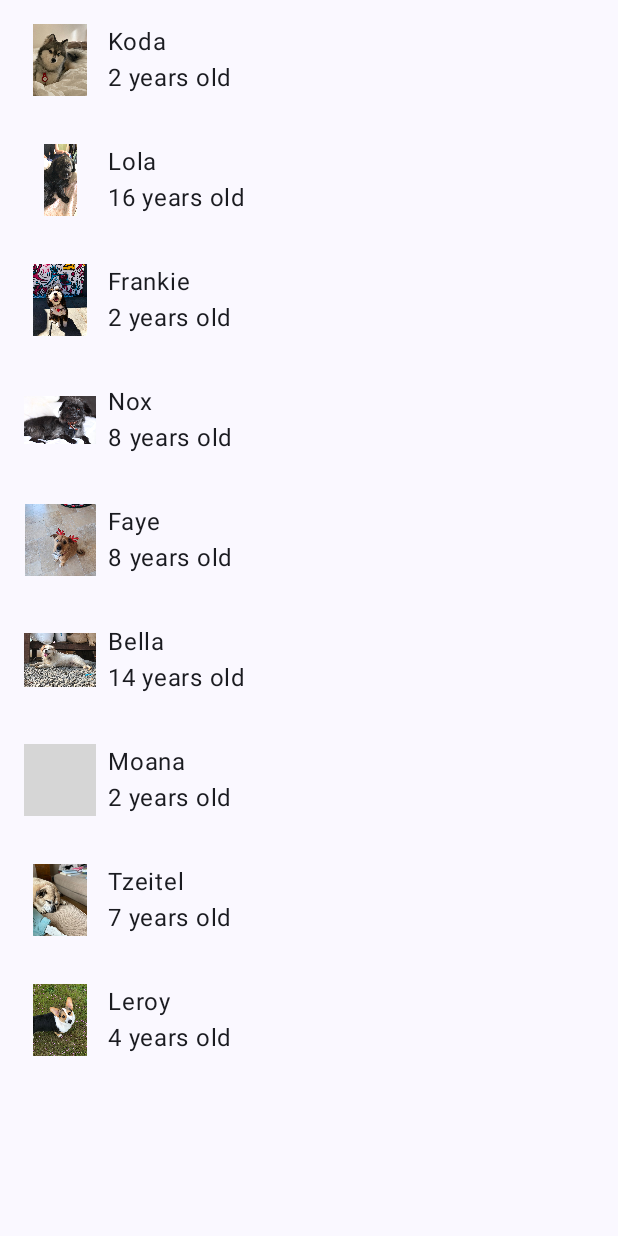
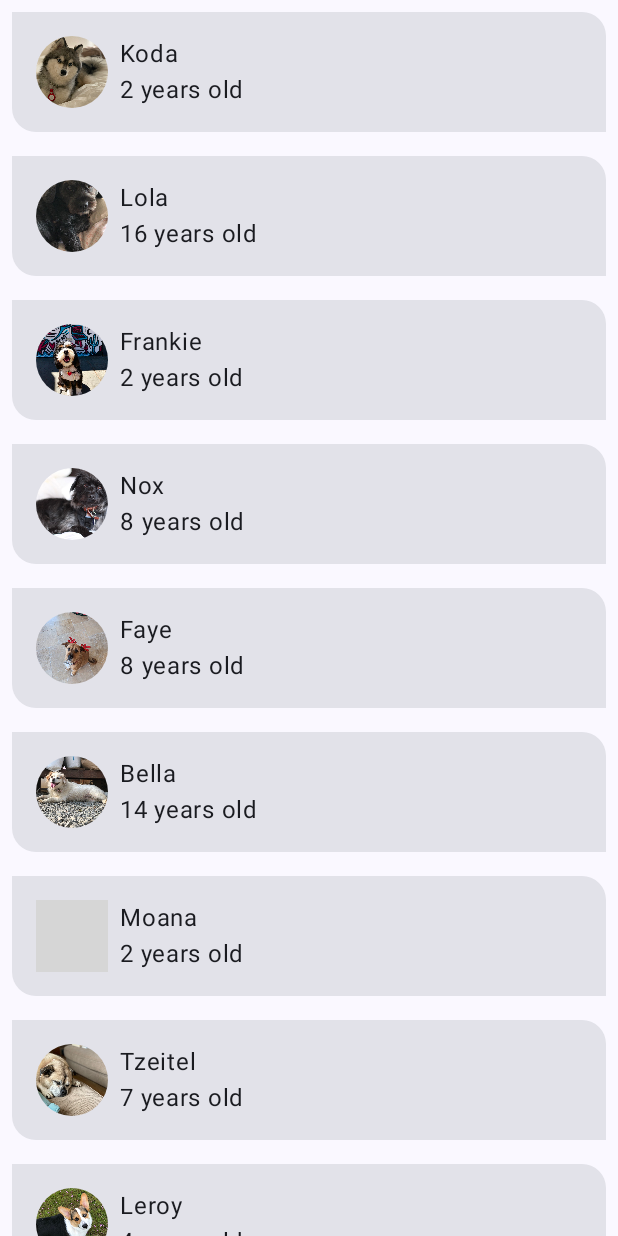
Before and after one commit to dev-satyamthakur/Woof-Android-Basics, an Android app built with Jetpack Compose: the screen it shows after launch (MainActivity), on a phone screen of 412 x 824 dp. Run offline under Robolectric (Android 15) with nearby library versions, the phone set to English and light mode, and no system bars; grey boxes are pictures that could not be loaded.

Commit message:
Adding shapes

```diff
--- a/app/src/main/java/com/satyamthakur/learning/woofandriodbasics/MainActivity.kt
+++ b/app/src/main/java/com/satyamthakur/learning/woofandriodbasics/MainActivity.kt
@@ -14,11 +14,14 @@ import androidx.compose.foundation.layout.padding
 import androidx.compose.foundation.layout.size
 import androidx.compose.foundation.lazy.LazyColumn
 import androidx.compose.foundation.lazy.items
+import androidx.compose.material3.Card
 import androidx.compose.material3.MaterialTheme
 import androidx.compose.material3.Surface
 import androidx.compose.material3.Text
 import androidx.compose.runtime.Composable
 import androidx.compose.ui.Modifier
+import androidx.compose.ui.draw.clip
+import androidx.compose.ui.layout.ContentScale
 import androidx.compose.ui.res.dimensionResource
 import androidx.compose.ui.res.painterResource
 import androidx.compose.ui.res.stringResource
@@ -51,7 +54,10 @@ class MainActivity : ComponentActivity() {
 fun WoofApp() {
     LazyColumn {
         items(dogs) {
-            DogItem(dog = it)
+            DogItem(
+                dog = it,
+                modifier = Modifier.padding(dimensionResource(id = R.dimen.padding_small))
+            )
         }
     }
 }
@@ -67,13 +73,15 @@ fun DogItem(
     dog: Dog,
     modifier: Modifier = Modifier
 ) {
+    Card(modifier = modifier) {
         Row(
-        modifier = modifier
+            modifier = Modifier
                 .fillMaxWidth()
                 .padding(dimensionResource(R.dimen.padding_small))
         ) {
             DogIcon(dog.imageResourceId)
             DogInformation(dog.name, dog.age)
+        }
     }
 }
 
@@ -91,12 +99,10 @@ fun DogIcon(
     Image(
         modifier = modifier
             .size(dimensionResource(R.dimen.image_size))
-            .padding(dimensionResource(R.dimen.padding_small)),
+            .padding(dimensionResource(R.dimen.padding_small))
+            .clip(MaterialTheme.shapes.small),
         painter = painterResource(dogIcon),
-
-        // Content Description is not needed here - image is decorative, and setting a null content
-        // description allows accessibility services to skip this element during navigation.
-
+        contentScale = ContentScale.Crop,
         contentDescription = null
     )
 }
@@ -128,10 +134,10 @@ fun DogInformation(
 /**
  * Composable that displays what the UI of the app looks like in light theme in the design tab.
  */
-@Preview
+@Preview(showBackground = true)
 @Composable
 fun WoofPreview() {
-    WoofAndriodBasicsTheme(darkTheme = false) {
+    WoofAndriodBasicsTheme(darkTheme = true) {
         WoofApp()
     }
 }
--- /dev/null
+++ b/app/src/main/java/com/satyamthakur/learning/woofandriodbasics/ui/theme/Shape.kt
@@ -0,0 +1,10 @@
+package com.satyamthakur.learning.woofandriodbasics.ui.theme
+
+import androidx.compose.foundation.shape.RoundedCornerShape
+import androidx.compose.material3.Shapes
+import androidx.compose.ui.unit.dp
+
+val Shapes = Shapes(
+    small = RoundedCornerShape(50.dp),
+    medium = RoundedCornerShape(bottomStart = 16.dp, topEnd = 16.dp)
+)
--- a/app/src/main/java/com/satyamthakur/learning/woofandriodbasics/ui/theme/Theme.kt
+++ b/app/src/main/java/com/satyamthakur/learning/woofandriodbasics/ui/theme/Theme.kt
@@ -4,12 +4,14 @@ import android.app.Activity
 import android.os.Build
 import androidx.compose.foundation.isSystemInDarkTheme
 import androidx.compose.material3.MaterialTheme
+import androidx.compose.material3.Shapes
 import androidx.compose.material3.darkColorScheme
 import androidx.compose.material3.dynamicDarkColorScheme
 import androidx.compose.material3.dynamicLightColorScheme
 import androidx.compose.material3.lightColorScheme
 import androidx.compose.runtime.Composable
 import androidx.compose.runtime.SideEffect
+import androidx.compose.ui.graphics.Shape
 import androidx.compose.ui.graphics.toArgb
 import androidx.compose.ui.platform.LocalContext
 import androidx.compose.ui.platform.LocalView
@@ -108,6 +110,7 @@ fun WoofAndriodBasicsTheme(
     MaterialTheme(
         colorScheme = colorScheme,
         typography = Typography,
+        shapes = Shapes,
         content = content
     )
 }
```
Lines whose indentation alone changed are shown as unchanged.
